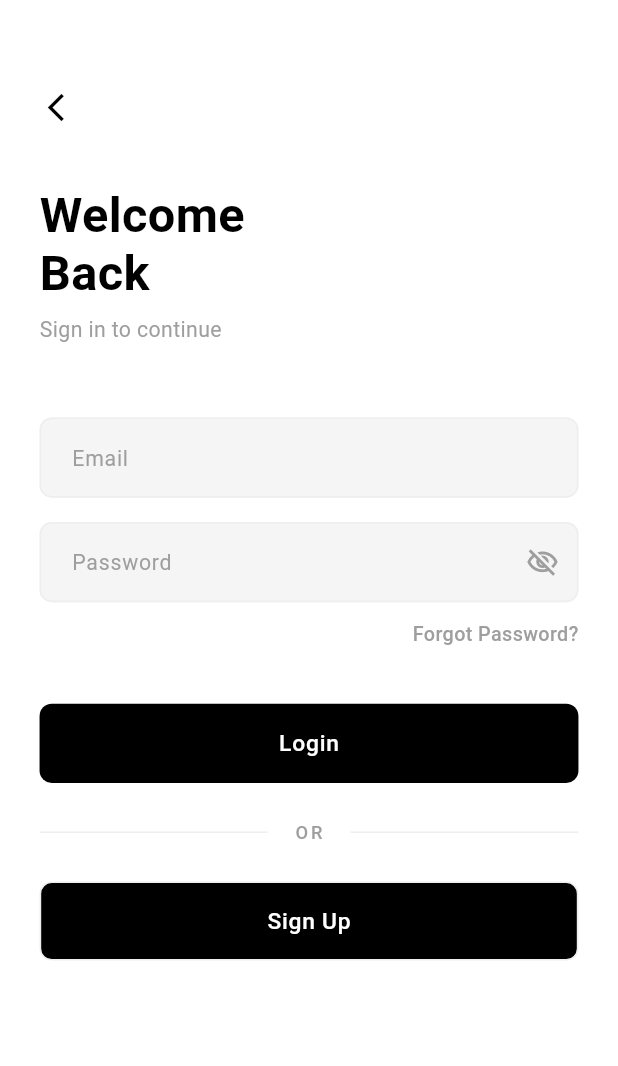
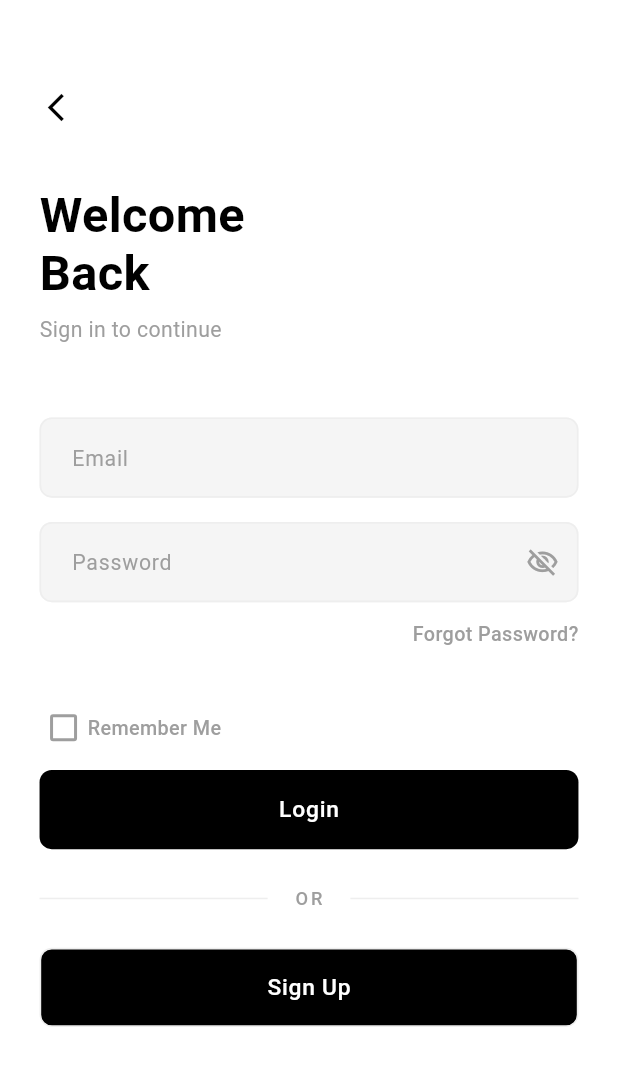
Before and after one commit to youssifmostafa798-art/MaxFashion, a Flutter app: the screen it shows after launch, after a tap on "Already have account", on a phone screen of 412 x 824 dp. Shown: the top 1066 px of the screen. Run offline on Flutter 3.47's test engine with Material 3 defaults, Android fonts, the phone set to English and light mode, and no system bars; our stand-ins replace flutter_credit_card, flutter_riverpod, flutter_screenutil, flutter_svg, ionicons, shared_preferences; missing offline and left inert: flutter_gap.

Commit message:
feat: implement "Remember Me" functionality in login and splash screens

```diff
--- a/lib/core/router/app_router.dart
+++ b/lib/core/router/app_router.dart
@@ -3,7 +3,6 @@ import 'package:max/splash.dart';
 import 'package:max/features/auth/presentation/pages/auth_page.dart';
 import 'package:max/features/auth/presentation/pages/login_page.dart';
 import 'package:max/features/auth/presentation/pages/signup_page.dart';
-import 'package:max/features/home/presentation/pages/home.dart';
 import 'package:max/features/main/presentation/pages/main_screen.dart';
 import 'package:max/features/search/presentation/pages/search_screen.dart';
 
@@ -14,7 +13,6 @@ class AppRouter {
   static const String auth = '/auth';
   static const String login = '/login';
   static const String signup = '/signup';
-  static const String home = '/home';
   static const String main = '/main';
   static const String search = '/search';
 
@@ -28,8 +26,6 @@ class AppRouter {
         return MaterialPageRoute(builder: (_) => const LoginPage());
       case signup:
         return MaterialPageRoute(builder: (_) => const SignupPage());
-      case home:
-        return MaterialPageRoute(builder: (_) => const Home());
       case main:
         final int tab = (settings.arguments as int?) ?? 0;
         return MaterialPageRoute(builder: (_) => MainScreen(initialTab: tab));
--- a/lib/data/repositories/auth_repository.dart
+++ b/lib/data/repositories/auth_repository.dart
@@ -33,4 +33,8 @@ class AuthRepository {
   }
 
   Future<void> logout() => _authService.logout();
+
+  Future<void> setRememberMe(bool value) => _authService.setRememberMe(value);
+
+  Future<bool> getRememberMe() => _authService.getRememberMe();
 }
--- a/lib/features/auth/presentation/pages/login_page.dart
+++ b/lib/features/auth/presentation/pages/login_page.dart
@@ -18,6 +18,7 @@ class _LoginPageState extends ConsumerState<LoginPage> {
   final _formKey = GlobalKey<FormState>();
   final _emailController = TextEditingController();
   final _passwordController = TextEditingController();
+  bool _rememberMe = false;
 
   @override
   void dispose() {
@@ -32,6 +33,7 @@ class _LoginPageState extends ConsumerState<LoginPage> {
     ref.read(authStateProvider.notifier).login(
           email: _emailController.text.trim(),
           password: _passwordController.text,
+          rememberMe: _rememberMe,
         );
   }
 
@@ -133,6 +135,29 @@ class _LoginPageState extends ConsumerState<LoginPage> {
                   ),
                 ),
                 SizedBox(height: 36.h),
+                Row(
+                  children: [
+                    Checkbox(
+                      value: _rememberMe,
+                      onChanged: (value) {
+                        setState(() {
+                          _rememberMe = value ?? false;
+                        });
+                      },
+                      materialTapTargetSize: MaterialTapTargetSize.shrinkWrap,
+                      visualDensity: VisualDensity.compact,
+                    ),
+                    Text(
+                      'Remember Me',
+                      style: TextStyle(
+                        fontSize: 13.sp,
+                        fontWeight: FontWeight.w500,
+                        color: Theme.of(context).colorScheme.onSurfaceVariant,
+                      ),
+                    ),
+                  ],
+                ),
+                SizedBox(height: 12.h),
                 CustomAuthButton(
                   text: 'Login',
                   isLoading: authState.isLoading,
--- a/lib/splash.dart
+++ b/lib/splash.dart
@@ -1,17 +1,16 @@
 import 'package:flutter/material.dart';
-import 'package:flutter_riverpod/flutter_riverpod.dart';
 import 'package:flutter_screenutil/flutter_screenutil.dart';
+import 'package:shared_preferences/shared_preferences.dart';
 import 'package:max/core/router/app_router.dart';
-import 'package:max/data/providers/auth_provider.dart';
 
-class SplashPage extends ConsumerStatefulWidget {
+class SplashPage extends StatefulWidget {
   const SplashPage({super.key});
 
   @override
-  ConsumerState<SplashPage> createState() => _SplashPageState();
+  State<SplashPage> createState() => _SplashPageState();
 }
 
-class _SplashPageState extends ConsumerState<SplashPage>
+class _SplashPageState extends State<SplashPage>
     with SingleTickerProviderStateMixin {
   late AnimationController _controller;
   late Animation<double> _fadeAnimation;
@@ -33,11 +32,14 @@ class _SplashPageState extends ConsumerState<SplashPage>
   }
 
   Future<void> _navigateToNext() async {
+    final prefs = await SharedPreferences.getInstance();
+    final rememberMe = prefs.getBool('fake_auth_remember_me') ?? false;
+    final isLoggedIn = prefs.getBool('fake_auth_is_logged_in') ?? false;
+
     await Future.delayed(const Duration(seconds: 2));
     if (!mounted) return;
 
-    final authState = ref.read(authStateProvider);
-    if (authState.user != null) {
+    if (rememberMe && isLoggedIn) {
       Navigator.pushReplacementNamed(context, AppRouter.main);
     } else {
       Navigator.pushReplacementNamed(context, AppRouter.auth);
```
Also changed, not shown: lib/data/providers/auth_provider.dart (+7 -0 lines), lib/data/services/fake_auth_service.dart (+13 -0 lines).
